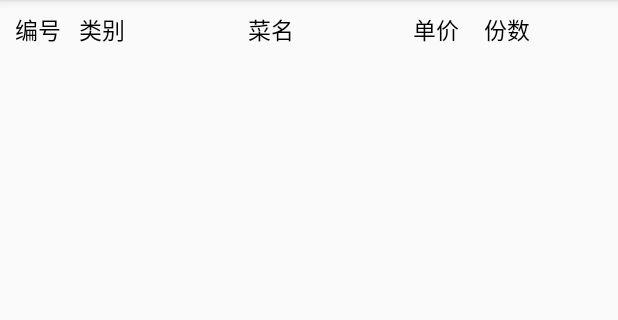
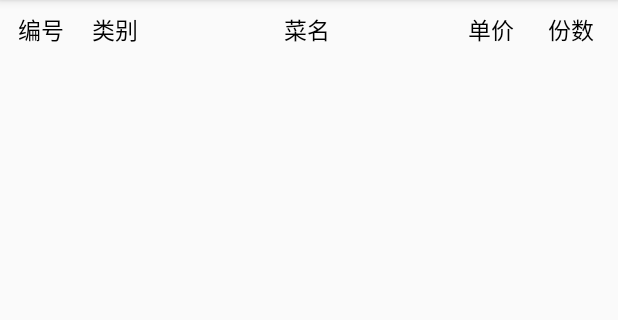
Before and after one commit to C6H5-NO2/EAxT, an Android app: the layout listitem.xml on its own in the app's theme, with its tools: preview values and no code run, on a phone screen of 412 x 824 dp, the part 84-404 px from its top. Run offline under Robolectric (Android 15) with nearby library versions, the phone set to English and light mode, and no system bars.

Commit message:
Resolution adaptment
Modified listitem.xml with percentage view in order to adapt to other resolutions

```diff
--- a/app/build.gradle
+++ b/app/build.gradle
@@ -8,8 +8,8 @@ android {
         applicationId "org.szesmaker.ordermeal"
         minSdkVersion 14
         targetSdkVersion 24
-        versionCode 6
-        versionName "0.2.3"
+        versionCode 7
+        versionName "0.2.4"
     }
     buildTypes {
         release {
--- a/app/src/main/java/org/szesmaker/ordermeal/Settings.java
+++ b/app/src/main/java/org/szesmaker/ordermeal/Settings.java
@@ -44,7 +44,7 @@ public class Settings extends Activity
             @Override public void onClick(View v) {
                 AlertDialog.Builder build = new AlertDialog.Builder(Settings.this, AlertDialog.THEME_DEVICE_DEFAULT_DARK);
                 build.setTitle("Developer: C6H5-NO2");
-                build.setMessage("Version: 0.2.3\nLicense: MIT\nFollow us on Github: szes-maker");
+                build.setMessage("Version: 0.2.4\nLicense: MIT\nFollow us on Github: szes-maker");
                 build.create().show();
             }
         });
--- a/app/src/main/res/layout/listitem.xml
+++ b/app/src/main/res/layout/listitem.xml
@@ -9,12 +9,15 @@
     <TextView
         android:layout_height="40dp"
         android:text=""
-        android:layout_width="5dp"/>
+        android:layout_width="0dp"
+        android:layout_weight="5"
+        />
 
     <TextView
         android:layout_height="40dp"
         android:text="编号"
-        android:layout_width="40dp"
+        android:layout_width="0dp"
+        android:layout_weight="40"
         android:id="@+id/bh"
         android:textSize="15sp"
         android:gravity="center"
@@ -24,7 +27,8 @@
     <TextView
         android:layout_height="40dp"
         android:text="类别"
-        android:layout_width="45dp"
+        android:layout_width="0dp"
+        android:layout_weight="50"
         android:id="@+id/lb"
         android:textSize="15sp"
         android:gravity="center"
@@ -34,7 +38,8 @@
     <TextView
         android:layout_height="40dp"
         android:text="菜名"
-        android:layout_width="180dp"
+        android:layout_width="0dp"
+        android:layout_weight="180"
         android:id="@+id/cm"
         android:textSize="15sp"
         android:gravity="center"
@@ -44,7 +49,8 @@
     <TextView
         android:layout_height="40dp"
         android:text="单价"
-        android:layout_width="40dp"
+        android:layout_width="0dp"
+        android:layout_weight="40"
         android:id="@+id/dj"
         android:textSize="15sp"
         android:gravity="center"
@@ -54,7 +60,8 @@
     <TextView
         android:layout_height="40dp"
         android:text="份数"
-        android:layout_width="55dp"
+        android:layout_width="0dp"
+        android:layout_weight="55"
         android:id="@+id/fs"
         android:textSize="15sp"
         android:gravity="center"
```
Also changed, not shown: 1 other file.
